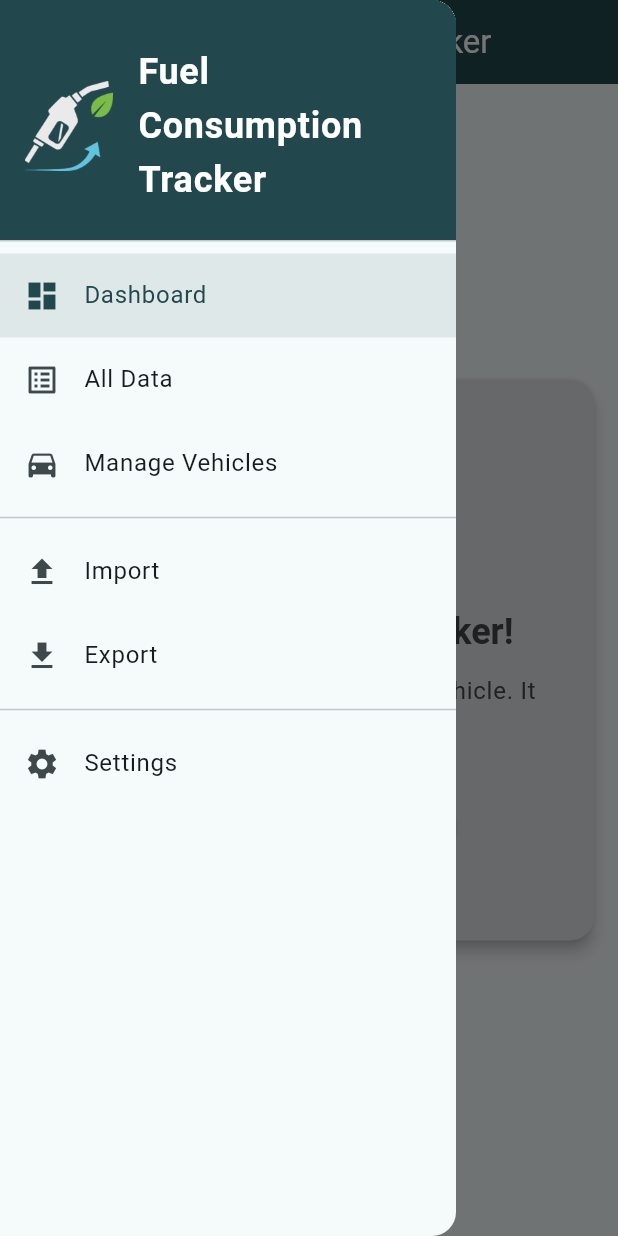
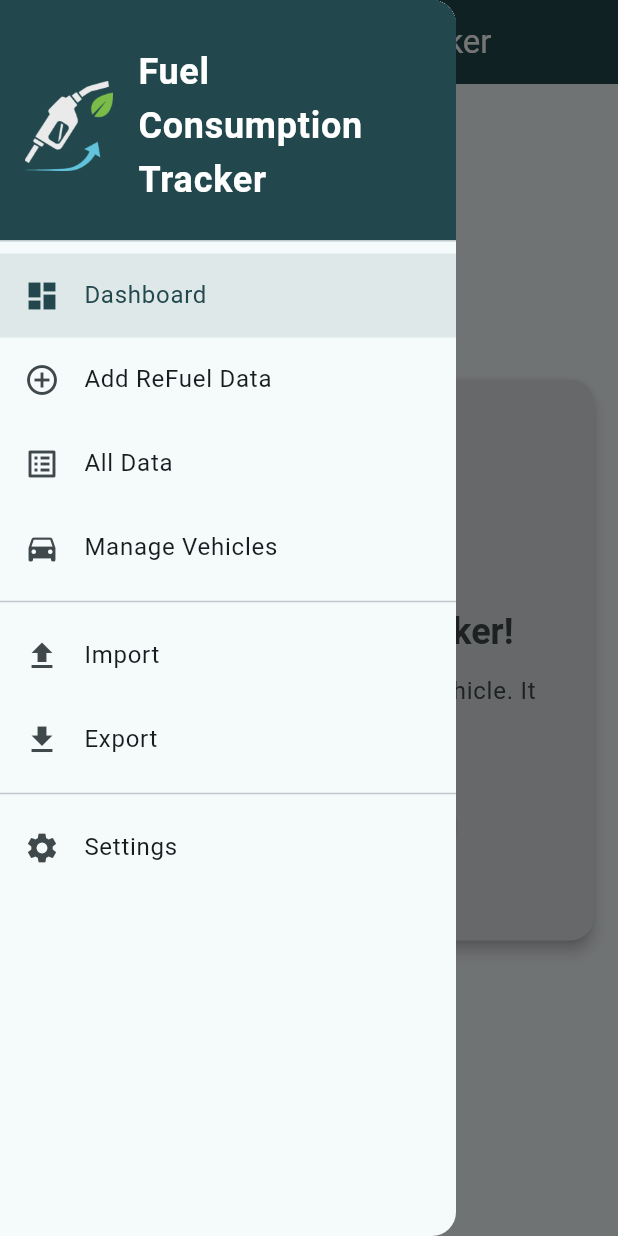
Before and after one commit to pollob666/fueltracker, a Flutter app: the screen it shows after launch, with the side drawer open, on a phone screen of 412 x 824 dp. Run offline on Flutter 3.47's test engine with Material 3 defaults, Android fonts, the phone set to English and light mode, and no system bars; drawn by our look-alikes of dynamic_color; our stand-ins replace csv, file_picker, google_mobile_ads, package_info_plus, shared_preferences, sqflite; accounts and stored records are empty; network calls fail.

Commit message:
feat: Add quick "Add ReFuel" actions and improve app startup
This commit introduces several enhancements to improve user experience and app stability. It adds more convenient ways to access the "Add ReFuel Data" screen and refactors the app's initialization process.

Key changes include:

-   **Quick Add Actions**:
    -   An "Add" icon button has been added to the `DashboardPage` app bar for quick navigation to the `AddDataPage`.
    -   A prominent "Add ReFuel Data" button is now included on the `DashboardPage` body.
    -   A new "Add ReFuel Data" entry has been added to the navigation drawer.

-   **App Initialization (`main.dart`)**:
    -   The app is now restricted to portrait orientation (`portraitUp` and `portraitDown`).
    -   Immersive sticky mode (`SystemUiMode.immersiveSticky`) has been enabled for a more full-screen experience.
    -   Error handling using a `try-catch` block has been added to the `main` function to gracefully handle initialization failures.
    -   Google Mobile Ads are now configured with a test device ID during development.

-   **Localization**:
    -   The "Add Fuel Data" string has been updated to "Add ReFuel Data".

```diff
--- a/lib/l10n/l10n.dart
+++ b/lib/l10n/l10n.dart
@@ -137,7 +137,7 @@ abstract class AppLocalizations {
   /// No description provided for @addFuelData.
   ///
   /// In en, this message translates to:
-  /// **'Add Fuel Data'**
+  /// **'Add ReFuel Data'**
   String get addFuelData;
 
   /// No description provided for @dateAndTime.
--- a/lib/l10n/l10n_en.dart
+++ b/lib/l10n/l10n_en.dart
@@ -27,7 +27,7 @@ class AppLocalizationsEn extends AppLocalizations {
   String get settings => 'Settings';
 
   @override
-  String get addFuelData => 'Add Fuel Data';
+  String get addFuelData => 'Add ReFuel Data';
 
   @override
   String get dateAndTime => 'Date & Time';
--- a/lib/pages/dashboard_page.dart
+++ b/lib/pages/dashboard_page.dart
@@ -404,6 +404,14 @@ class _DashboardPageState extends State<DashboardPage> {
         title: Text(localizations.appTitle),
         actions: [
           IconButton(
+            icon: const Icon(Icons.add),
+            onPressed: () async {
+              await Navigator.push(context,
+                  MaterialPageRoute(builder: (context) => const AddDataPage()));
+              _loadInitialData();
+            },
+          ),
+          IconButton(
             icon: const Icon(Icons.settings),
             onPressed: () {
               Navigator.push(
@@ -438,6 +446,23 @@ class _DashboardPageState extends State<DashboardPage> {
                   decoration: InputDecoration(
                     labelText: localizations.vehicle,
                     border: const OutlineInputBorder(),
+                  ),
+                ),
+                const SizedBox(height: 16),
+                SizedBox(
+                  width: double.infinity,
+                  child: ElevatedButton.icon(
+                    icon: const Icon(Icons.add),
+                    onPressed: () async {
+                      await Navigator.push(context,
+                          MaterialPageRoute(builder: (context) => const AddDataPage()));
+                      _loadInitialData();
+                    },
+                    label: Text(localizations.addFuelData),
+                    style: ElevatedButton.styleFrom(
+                      padding: const EdgeInsets.symmetric(vertical: 12),
+                      textStyle: theme.textTheme.titleMedium,
+                    ),
                   ),
                 ),
                 const SizedBox(height: 16),
@@ -566,20 +591,6 @@ class _DashboardPageState extends State<DashboardPage> {
                     ),
                   ),
                 ),
-                const SizedBox(height: 24),
-                ElevatedButton.icon(
-                  icon: const Icon(Icons.add),
-                  onPressed: () async {
-                    await Navigator.push(context,
-                        MaterialPageRoute(builder: (context) => const AddDataPage()));
-                    _loadInitialData();
-                  },
-                  label: Text(localizations.addFuelData),
-                  style: ElevatedButton.styleFrom(
-                    padding: const EdgeInsets.symmetric(horizontal: 32, vertical: 16),
-                    textStyle: theme.textTheme.titleLarge,
-                  ),
-                ),
               ],
             ),
           ),
--- a/lib/widgets/drawer_widget.dart
+++ b/lib/widgets/drawer_widget.dart
@@ -4,6 +4,7 @@
 
 import 'package:flutter/material.dart';
 import 'package:fuel_tracker/l10n/l10n.dart';
+import 'package:fuel_tracker/pages/add_data_page.dart';
 import 'package:fuel_tracker/pages/dashboard_page.dart';
 import 'package:fuel_tracker/pages/all_data_page.dart';
 import 'package:fuel_tracker/pages/import_page.dart';
@@ -70,6 +71,18 @@ class _MyDrawerState extends State<MyDrawer> {
                   context,
                   MaterialPageRoute(
                       builder: (context) => const DashboardPage()));
+            },
+          ),
+          ListTile(
+            leading: const Icon(Icons.add_circle_outline),
+            title: Text(AppLocalizations.of(context)!.addFuelData),
+            selected: _selectedIndex == 6,
+            selectedTileColor: colorScheme.primary.withOpacity(0.1),
+            selectedColor: colorScheme.primary,
+            onTap: () {
+              _onItemTapped(6);
+              Navigator.push(context,
+                  MaterialPageRoute(builder: (context) => const AddDataPage()));
             },
           ),
           ListTile(
```
Also changed, not shown: lib/main.dart (+33 -3 lines).
